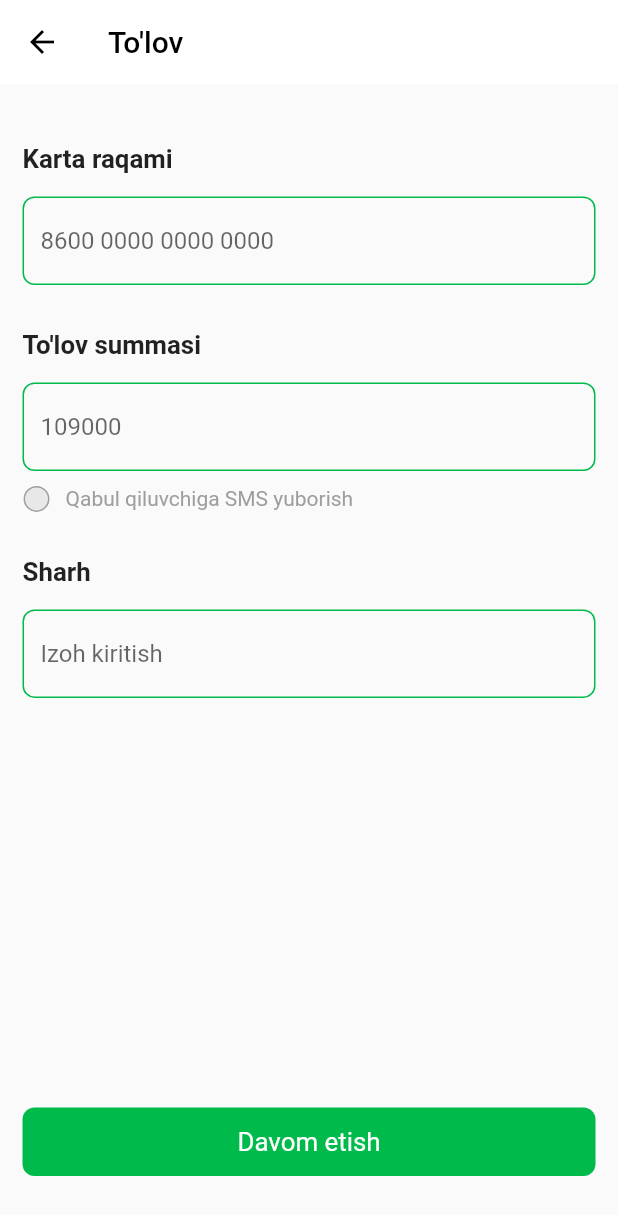
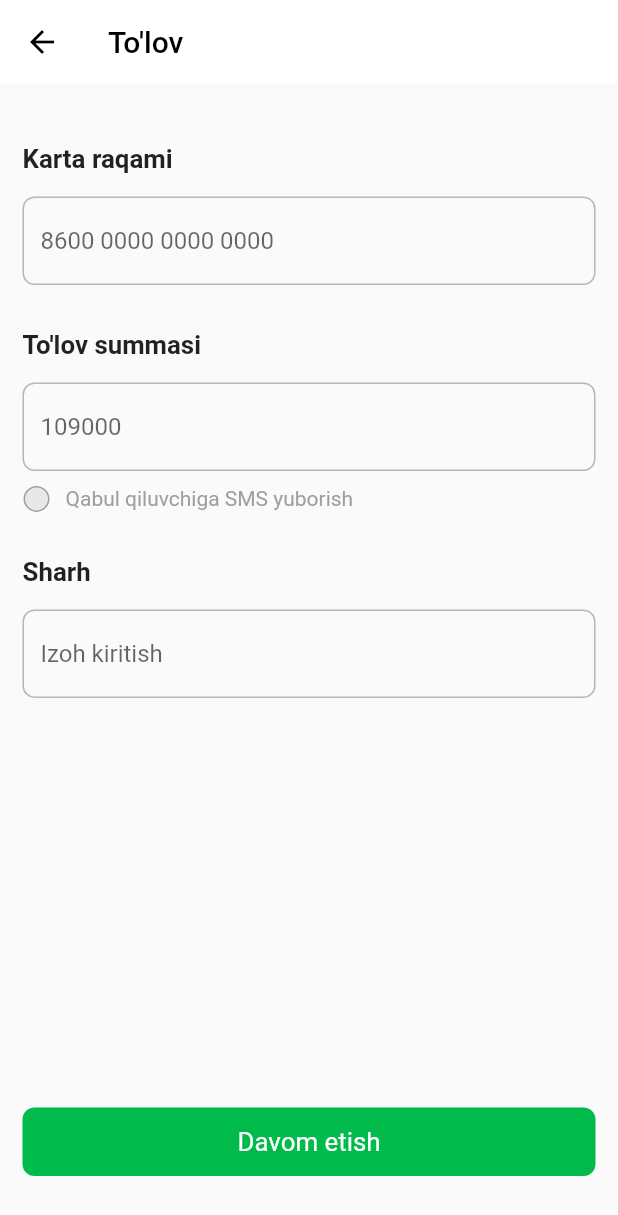
Before and after one commit to Jura0806/inadvance, a Flutter app: the UserPaymentPage screen opened directly, on a phone screen of 412 x 824 dp. Shown: the top 1215 px of the screen. Run offline on Flutter 3.47's test engine with Material 2 defaults, Android fonts, the phone set to English and light mode, and no system bars; our stand-ins replace cached_network_image, easy_localization, flutter_screenutil, flutter_svg, hive, hive_flutter and 1 more; missing offline and left inert: yandex_mapkit; accounts and stored records are empty; network calls fail; statements that could not run were skipped.

Commit message:
added something

```diff
--- a/assets/translations/en-US.json
+++ b/assets/translations/en-US.json
@@ -117,6 +117,7 @@
   "CardName": "Yuboruvchining ismi",
   "transferSumma": "O'tkazma summasi",
   "total": "Jami",
+  "confirmTransfer": "Tasdiq",
 
   "emptyOrder": "Sizda aktiv holatdagi buyurtmalar yo'q",
   "table": "table"
--- a/assets/translations/ru-RU.json
+++ b/assets/translations/ru-RU.json
@@ -62,7 +62,7 @@
   "drawScheme": "Sxema tuzish",
   "noScheme": "Stollar sxemasi mavjud emas",
   "person" : "kishilik",
-  "floor": "qavat",
+  "floor": "этаж",
 
   "updateAppBar": "Изменить стол",
   "indexTable": "Обновить индекс стола",
@@ -97,7 +97,7 @@
   "new": "Новое",
   "Popular": "Популярное",
   "Location": "Локация",
-  "foodType": "Chet el taomlari",
+  "foodType": "Иностранные блюда",
   "isOpenRestaurant": "Пока это ресторан закрыто!",
   "money": "Сум",
   "searchRestWithName": "Поиск по названием ресторана",
@@ -117,6 +117,7 @@
   "CardName": "Имя отправителя",
   "transferSumma": "Сумма перевода",
   "total": "Всего",
+  "confirmTransfer": "Подтверждение",
 
   "emptyOrder": "У вас нет активных заказов",
   "table": "стол"
--- a/lib/pages/simple_user_screens/restaurant_infos_page.dart
+++ b/lib/pages/simple_user_screens/restaurant_infos_page.dart
@@ -179,7 +179,7 @@ class _RestaurantInfosPageState extends State<RestaurantInfosPage> {
                   ),
                 ),
               ),
-              categoryName("menu".tr(), 25),
+              categoryName("Menu".tr(), 25),
               SizedBox(
                 height: 35.h,
                 child: ListView.builder(
--- a/lib/pages/simple_user_screens/user_payment_page.dart
+++ b/lib/pages/simple_user_screens/user_payment_page.dart
@@ -43,14 +43,14 @@ class _UserPaymentPageState extends State<UserPaymentPage> {
                       enabledBorder: OutlineInputBorder(
                         borderRadius: BorderRadius.circular(8),
                         borderSide: BorderSide(
-                            color: MainColors.greenColor,
+                            color: MainColors.greyColor,
                             width: 1,
                             style: BorderStyle.solid),
                       ),
                       focusedBorder: OutlineInputBorder(
                         borderRadius: BorderRadius.circular(8),
                         borderSide: BorderSide(
-                            color: MainColors.textFieldColor,
+                            color: MainColors.greenColor,
                             width: 1,
                             style: BorderStyle.solid),
                       )),
@@ -70,14 +70,14 @@ class _UserPaymentPageState extends State<UserPaymentPage> {
                       enabledBorder: OutlineInputBorder(
                         borderRadius: BorderRadius.circular(8),
                         borderSide: BorderSide(
-                            color: MainColors.greenColor,
+                            color: MainColors.greyColor,
                             width: 1,
                             style: BorderStyle.solid),
                       ),
                       focusedBorder: OutlineInputBorder(
                         borderRadius: BorderRadius.circular(8),
                         borderSide: BorderSide(
-                            color: MainColors.textFieldColor,
+                            color: MainColors.greenColor,
                             width: 1,
                             style: BorderStyle.solid),
                       )),
@@ -102,7 +102,7 @@ class _UserPaymentPageState extends State<UserPaymentPage> {
                               color: sendSms? MainColors.greenColor : Colors.grey,
                             )
                         ),
-                        child: Icon(Icons.ac_unit, size: 10.w, color: sendSms ? MainColors.whiteColor : Colors.transparent,),
+                        child: Icon(Icons.done, size: 10.w, color: sendSms ? MainColors.whiteColor : Colors.transparent,),
                       ),
                     ),
                    const SizedBox(width: 10,),
@@ -124,14 +124,14 @@ class _UserPaymentPageState extends State<UserPaymentPage> {
                       enabledBorder: OutlineInputBorder(
                         borderRadius: BorderRadius.circular(8),
                         borderSide: BorderSide(
-                            color: MainColors.greenColor,
+                            color: MainColors.greyColor,
                             width: 1,
                             style: BorderStyle.solid),
                       ),
                       focusedBorder: OutlineInputBorder(
                         borderRadius: BorderRadius.circular(8),
                         borderSide: BorderSide(
-                            color: MainColors.textFieldColor,
+                            color: MainColors.greenColor,
                             width: 1,
                             style: BorderStyle.solid),
                       )),
--- a/lib/pages/simple_user_screens/user_savatcha_screen.dart
+++ b/lib/pages/simple_user_screens/user_savatcha_screen.dart
@@ -63,7 +63,7 @@ class _UserShopScreenState extends State<UserShopScreen> {
                       style: TextStyle(fontSize: 17.sp),
                     ).tr(),
                     Text(
-                      "94 000 UZS",
+                      "92 000 UZS",
                       style:
                           TextStyle(fontSize: 17.sp, color: MainColors.greenColor),
                     )
```
